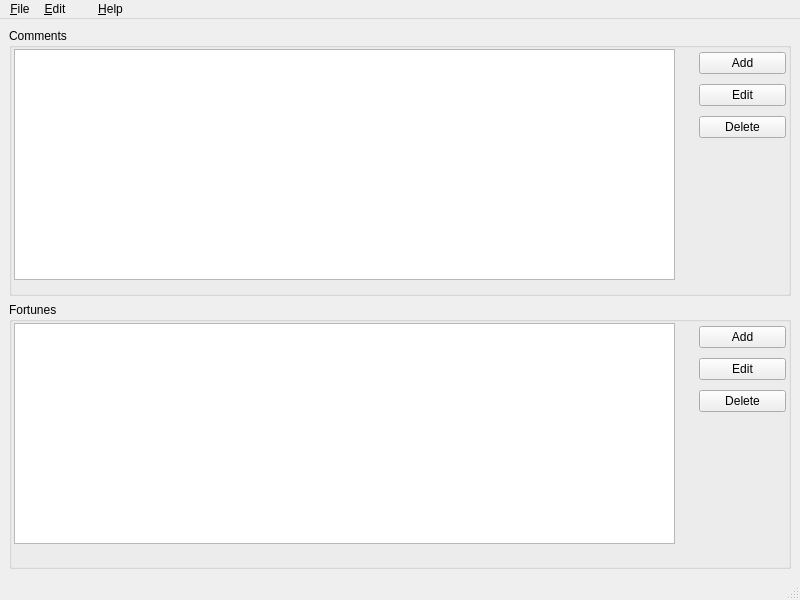
Old version of the form src/mainwindow.ui in the repository Dyrcona/omiquji.
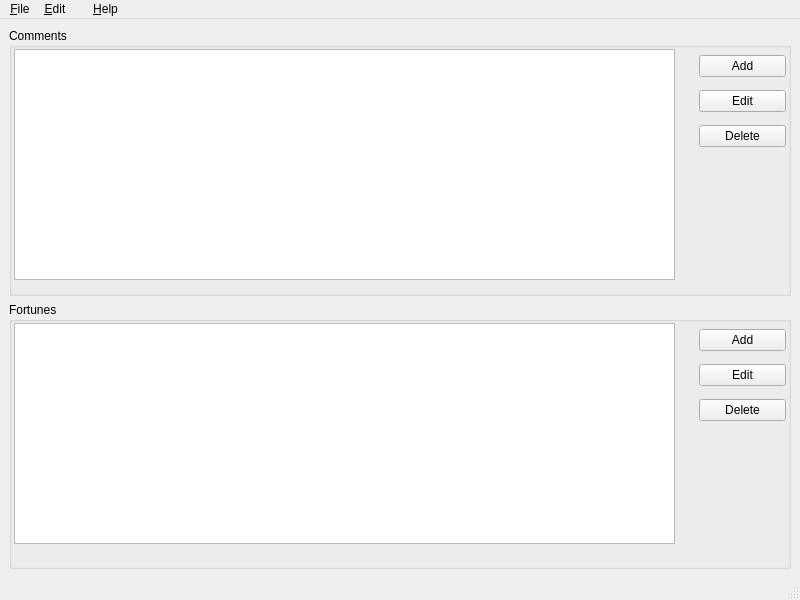
New version of the form.

The edit to the form file:
```diff
--- a/src/mainwindow.ui
+++ b/src/mainwindow.ui
@@ -36,7 +36,7 @@
          <x>690</x>
          <y>20</y>
          <width>87</width>
-         <height>95</height>
+         <height>107</height>
         </rect>
        </property>
        <layout class="QVBoxLayout" name="verticalLayout">
@@ -86,7 +86,7 @@
          <x>690</x>
          <y>20</y>
          <width>87</width>
-         <height>95</height>
+         <height>107</height>
         </rect>
        </property>
        <layout class="QVBoxLayout" name="verticalLayout_2">
@@ -123,7 +123,7 @@
      <x>0</x>
      <y>0</y>
      <width>800</width>
-     <height>25</height>
+     <height>29</height>
     </rect>
    </property>
    <widget class="QMenu" name="menu_File">
@@ -159,7 +159,7 @@
      <bool>false</bool>
     </property>
     <property name="title">
-     <string> </string>
+     <string/>
     </property>
     <property name="separatorsCollapsible">
      <bool>true</bool>
```
Left out of the diff: 12 changed lines with no effect on the pictures.
